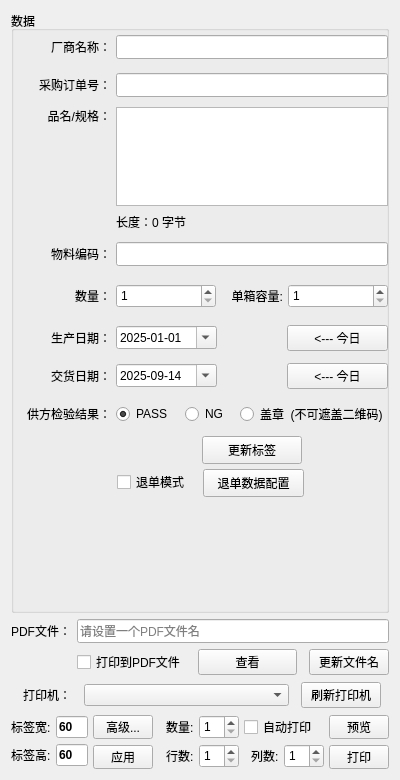
wlffeng2008/AkkoLabelPrinter, file FramePrintControl.ui: the form before one commit.
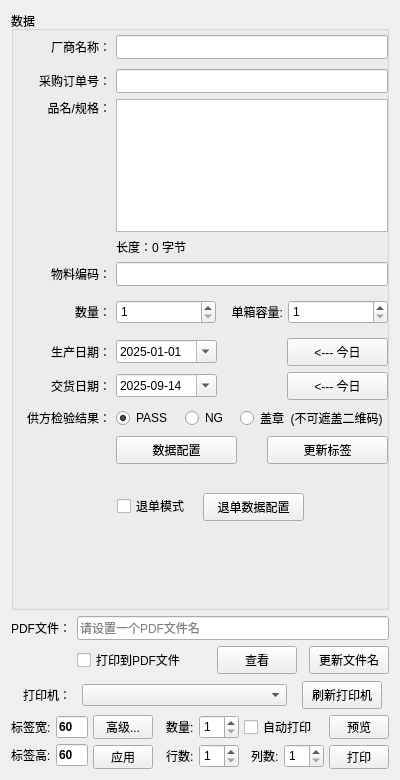
The form after the commit.

```diff
--- a/FramePrintControl.ui
+++ b/FramePrintControl.ui
@@ -37,7 +37,7 @@
         <x>2</x>
         <y>18</y>
         <width>378</width>
-        <height>473</height>
+        <height>559</height>
        </rect>
       </property>
       <property name="styleSheet">
@@ -697,7 +697,7 @@
           <height>433</height>
          </rect>
         </property>
-        <layout class="QGridLayout" name="gridLayout" rowminimumheight="32,32,40,20,32,32,32,32,32,0">
+        <layout class="QGridLayout" name="gridLayout" rowminimumheight="32,0,0,0,0,0,0,0,0,0">
          <property name="leftMargin">
           <number>10</number>
          </property>
@@ -707,23 +707,13 @@
          <property name="horizontalSpacing">
           <number>5</number>
          </property>
-         <item row="1" column="0">
-          <widget class="QLabel" name="label301">
-           <property name="text">
-            <string>采购订单号：</string>
-           </property>
-           <property name="alignment">
-            <set>Qt::AlignRight|Qt::AlignTrailing|Qt::AlignVCenter</set>
-           </property>
-          </widget>
-         </item>
-         <item row="7" column="0">
-          <widget class="QLabel" name="label306">
-           <property name="text">
-            <string>交货日期：</string>
-           </property>
-           <property name="alignment">
-            <set>Qt::AlignRight|Qt::AlignTrailing|Qt::AlignVCenter</set>
+         <item row="2" column="1">
+          <widget class="QTextEdit" name="textEdit302">
+           <property name="minimumSize">
+            <size>
+             <width>0</width>
+             <height>72</height>
+            </size>
            </property>
           </widget>
          </item>
@@ -737,6 +727,67 @@
            </property>
           </widget>
          </item>
+         <item row="2" column="0" alignment="Qt::AlignTop">
+          <widget class="QLabel" name="label302">
+           <property name="text">
+            <string>品名/规格：</string>
+           </property>
+           <property name="alignment">
+            <set>Qt::AlignRight|Qt::AlignTrailing|Qt::AlignVCenter</set>
+           </property>
+          </widget>
+         </item>
+         <item row="4" column="0">
+          <widget class="QLabel" name="label303">
+           <property name="text">
+            <string>物料编码：</string>
+           </property>
+           <property name="alignment">
+            <set>Qt::AlignRight|Qt::AlignTrailing|Qt::AlignVCenter</set>
+           </property>
+          </widget>
+         </item>
+         <item row="3" column="1">
+          <widget class="QLabel" name="labelNameLen">
+           <property name="text">
+            <string>长度：0 字节</string>
+           </property>
+          </widget>
+         </item>
+         <item row="8" column="1">
+          <layout class="QHBoxLayout" name="horizontalLayout" stretch="0,1,0">
+           <property name="spacing">
+            <number>12</number>
+           </property>
+           <property name="sizeConstraint">
+            <enum>QLayout::SetDefaultConstraint</enum>
+           </property>
+           <item>
+            <widget class="QRadioButton" name="radioButton0">
+             <property name="text">
+              <string>PASS</string>
+             </property>
+             <property name="checked">
+              <bool>true</bool>
+             </property>
+            </widget>
+           </item>
+           <item>
+            <widget class="QRadioButton" name="radioButton1">
+             <property name="text">
+              <string>NG</string>
+             </property>
+            </widget>
+           </item>
+           <item>
+            <widget class="QRadioButton" name="radioButton2">
+             <property name="text">
+              <string>盖章  (不可遮盖二维码)</string>
+             </property>
+            </widget>
+           </item>
+          </layout>
+         </item>
          <item row="5" column="1">
           <layout class="QHBoxLayout" name="horizontalLayout_2">
            <property name="spacing">
@@ -805,102 +856,6 @@
            </item>
           </layout>
          </item>
-         <item row="4" column="1">
-          <widget class="QLineEdit" name="lineEdit303">
-           <property name="minimumSize">
-            <size>
-             <width>0</width>
-             <height>24</height>
-            </size>
-           </property>
-          </widget>
-         </item>
-         <item row="8" column="1">
-          <layout class="QHBoxLayout" name="horizontalLayout" stretch="0,1,0">
-           <property name="spacing">
-            <number>12</number>
-           </property>
-           <property name="sizeConstraint">
-            <enum>QLayout::SetDefaultConstraint</enum>
-           </property>
-           <item>
-            <widget class="QRadioButton" name="radioButton0">
-             <property name="text">
-              <string>PASS</string>
-             </property>
-             <property name="checked">
-              <bool>true</bool>
-             </property>
-            </widget>
-           </item>
-           <item>
-            <widget class="QRadioButton" name="radioButton1">
-             <property name="text">
-              <string>NG</string>
-             </property>
-            </widget>
-           </item>
-           <item>
-            <widget class="QRadioButton" name="radioButton2">
-             <property name="text">
-              <string>盖章  (不可遮盖二维码)</string>
-             </property>
-            </widget>
-           </item>
-          </layout>
-         </item>
-         <item row="9" column="1" alignment="Qt::AlignHCenter">
-          <widget class="QPushButton" name="pushButtonGenLabel">
-           <property name="minimumSize">
-            <size>
-             <width>100</width>
-             <height>28</height>
-            </size>
-           </property>
-           <property name="maximumSize">
-            <size>
-             <width>100</width>
-             <height>28</height>
-            </size>
-           </property>
-           <property name="cursor">
-            <cursorShape>PointingHandCursor</cursorShape>
-           </property>
-           <property name="text">
-            <string>更新标签</string>
-           </property>
-          </widget>
-         </item>
-         <item row="2" column="0" alignment="Qt::AlignTop">
-          <widget class="QLabel" name="label302">
-           <property name="text">
-            <string>品名/规格：</string>
-           </property>
-           <property name="alignment">
-            <set>Qt::AlignRight|Qt::AlignTrailing|Qt::AlignVCenter</set>
-           </property>
-          </widget>
-         </item>
-         <item row="0" column="0">
-          <widget class="QLabel" name="label300">
-           <property name="text">
-            <string>厂商名称：</string>
-           </property>
-           <property name="alignment">
-            <set>Qt::AlignRight|Qt::AlignTrailing|Qt::AlignVCenter</set>
-           </property>
-          </widget>
-         </item>
-         <item row="4" column="0">
-          <widget class="QLabel" name="label303">
-           <property name="text">
-            <string>物料编码：</string>
-           </property>
-           <property name="alignment">
-            <set>Qt::AlignRight|Qt::AlignTrailing|Qt::AlignVCenter</set>
-           </property>
-          </widget>
-         </item>
          <item row="8" column="0">
           <widget class="QLabel" name="label307">
            <property name="text">
@@ -911,13 +866,13 @@
            </property>
           </widget>
          </item>
-         <item row="6" column="0">
-          <widget class="QLabel" name="label305">
-           <property name="text">
-            <string>生产日期：</string>
-           </property>
-           <property name="alignment">
-            <set>Qt::AlignRight|Qt::AlignTrailing|Qt::AlignVCenter</set>
+         <item row="4" column="1">
+          <widget class="QLineEdit" name="lineEdit303">
+           <property name="minimumSize">
+            <size>
+             <width>0</width>
+             <height>24</height>
+            </size>
            </property>
           </widget>
          </item>
@@ -931,6 +886,89 @@
            </property>
           </widget>
          </item>
+         <item row="7" column="0">
+          <widget class="QLabel" name="label306">
+           <property name="text">
+            <string>交货日期：</string>
+           </property>
+           <property name="alignment">
+            <set>Qt::AlignRight|Qt::AlignTrailing|Qt::AlignVCenter</set>
+           </property>
+          </widget>
+         </item>
+         <item row="7" column="1">
+          <layout class="QHBoxLayout" name="horizontalLayout_4">
+           <property name="spacing">
+            <number>70</number>
+           </property>
+           <item>
+            <widget class="QDateTimeEdit" name="dateTimeEdit1">
+             <property name="dateTime">
+              <datetime>
+               <hour>0</hour>
+               <minute>0</minute>
+               <second>0</second>
+               <year>2025</year>
+               <month>9</month>
+               <day>14</day>
+              </datetime>
+             </property>
+             <property name="minimumDateTime">
+              <datetime>
+               <hour>0</hour>
+               <minute>0</minute>
+               <second>0</second>
+               <year>2025</year>
+               <month>9</month>
+               <day>14</day>
+              </datetime>
+             </property>
+             <property name="displayFormat">
+              <string>yyyy-MM-dd</string>
+             </property>
+             <property name="calendarPopup">
+              <bool>true</bool>
+             </property>
+            </widget>
+           </item>
+           <item>
+            <widget class="QPushButton" name="pushButtonToday1">
+             <property name="minimumSize">
+              <size>
+               <width>0</width>
+               <height>28</height>
+              </size>
+             </property>
+             <property name="cursor">
+              <cursorShape>PointingHandCursor</cursorShape>
+             </property>
+             <property name="text">
+              <string>&lt;--- 今日</string>
+             </property>
+            </widget>
+           </item>
+          </layout>
+         </item>
+         <item row="0" column="0">
+          <widget class="QLabel" name="label300">
+           <property name="text">
+            <string>厂商名称：</string>
+           </property>
+           <property name="alignment">
+            <set>Qt::AlignRight|Qt::AlignTrailing|Qt::AlignVCenter</set>
+           </property>
+          </widget>
+         </item>
+         <item row="1" column="0">
+          <widget class="QLabel" name="label301">
+           <property name="text">
+            <string>采购订单号：</string>
+           </property>
+           <property name="alignment">
+            <set>Qt::AlignRight|Qt::AlignTrailing|Qt::AlignVCenter</set>
+           </property>
+          </widget>
+         </item>
          <item row="5" column="0">
           <widget class="QLabel" name="label304">
            <property name="text">
@@ -941,6 +979,16 @@
            </property>
           </widget>
          </item>
+         <item row="6" column="0">
+          <widget class="QLabel" name="label305">
+           <property name="text">
+            <string>生产日期：</string>
+           </property>
+           <property name="alignment">
+            <set>Qt::AlignRight|Qt::AlignTrailing|Qt::AlignVCenter</set>
+           </property>
+          </widget>
+         </item>
          <item row="6" column="1">
           <layout class="QHBoxLayout" name="horizontalLayout_3">
            <property name="spacing">
@@ -968,6 +1016,12 @@
            </item>
            <item>
             <widget class="QPushButton" name="pushButtonToday0">
+             <property name="minimumSize">
+              <size>
+               <width>0</width>
+               <height>28</height>
+              </size>
+             </property>
              <property name="cursor">
               <cursorShape>PointingHandCursor</cursorShape>
              </property>
@@ -978,77 +1032,64 @@
            </item>
           </layout>
          </item>
-         <item row="2" column="1">
-          <widget class="QTextEdit" name="textEdit302">
-           <property name="minimumSize">
-            <size>
-             <width>0</width>
-             <height>72</height>
-            </size>
-           </property>
-          </widget>
-         </item>
-         <item row="7" column="1">
-          <layout class="QHBoxLayout" name="horizontalLayout_4">
+         <item row="9" column="1">
+          <layout class="QHBoxLayout" name="horizontalLayout_11">
            <property name="spacing">
-            <number>70</number>
+            <number>30</number>
            </property>
            <item>
-            <widget class="QDateTimeEdit" name="dateTimeEdit1">
-             <property name="dateTime">
-              <datetime>
-               <hour>0</hour>
-               <minute>0</minute>
-               <second>0</second>
-               <year>2025</year>
-               <month>9</month>
-               <day>14</day>
-              </datetime>
+            <widget class="QPushButton" name="pushButtonSellData">
+             <property name="minimumSize">
+              <size>
+               <width>0</width>
+               <height>28</height>
+              </size>
              </property>
-             <property name="minimumDateTime">
-              <datetime>
-               <hour>0</hour>
-               <minute>0</minute>
-               <second>0</second>
-               <year>2025</year>
-               <month>9</month>
-               <day>14</day>
-              </datetime>
+             <property name="maximumSize">
+              <size>
+               <width>16777215</width>
+               <height>28</height>
+              </size>
              </property>
-             <property name="displayFormat">
-              <string>yyyy-MM-dd</string>
+             <property name="cursor">
+              <cursorShape>PointingHandCursor</cursorShape>
              </property>
-             <property name="calendarPopup">
-              <bool>true</bool>
+             <property name="text">
+              <string>数据配置</string>
              </property>
             </widget>
            </item>
            <item>
-            <widget class="QPushButton" name="pushButtonToday1">
+            <widget class="QPushButton" name="pushButtonGenLabel">
+             <property name="minimumSize">
+              <size>
+               <width>0</width>
+               <height>28</height>
+              </size>
+             </property>
+             <property name="maximumSize">
+              <size>
+               <width>16777215</width>
+               <height>28</height>
+              </size>
+             </property>
              <property name="cursor">
               <cursorShape>PointingHandCursor</cursorShape>
              </property>
              <property name="text">
-              <string>&lt;--- 今日</string>
+              <string>更新标签</string>
              </property>
             </widget>
            </item>
           </layout>
          </item>
-         <item row="3" column="1">
-          <widget class="QLabel" name="labelNameLen">
-           <property name="text">
-            <string>长度：0 字节</string>
-           </property>
-          </widget>
-         </item>
         </layout>
        </widget>
        <widget class="QCheckBox" name="checkBoxReject">
         <property name="geometry">
          <rect>
           <x>104</x>
-          <y>442</y>
+          <y>466</y>
           <width>86</width>
           <height>22</height>
          </rect>
@@ -1061,7 +1102,7 @@
         <property name="geometry">
          <rect>
           <x>190</x>
-          <y>440</y>
+          <y>464</y>
           <width>101</width>
           <height>28</height>
          </rect>
@@ -1112,7 +1153,7 @@
       </widget>
      </item>
      <item row="1" column="1">
-      <layout class="QHBoxLayout" name="horizontalLayout_9" stretch="1,1,1">
+      <layout class="QHBoxLayout" name="horizontalLayout_9" stretch="1,0,1">
        <property name="spacing">
         <number>12</number>
        </property>
@@ -1125,6 +1166,18 @@
        </item>
        <item>
         <widget class="QPushButton" name="pushButtonOpenPdf">
+         <property name="minimumSize">
+          <size>
+           <width>80</width>
+           <height>28</height>
+          </size>
+         </property>
+         <property name="maximumSize">
+          <size>
+           <width>80</width>
+           <height>28</height>
+          </size>
+         </property>
          <property name="cursor">
           <cursorShape>PointingHandCursor</cursorShape>
          </property>
@@ -1138,13 +1191,13 @@
          <property name="minimumSize">
           <size>
            <width>80</width>
-           <height>0</height>
+           <height>28</height>
           </size>
          </property>
          <property name="maximumSize">
           <size>
            <width>80</width>
-           <height>16777215</height>
+           <height>28</height>
           </size>
          </property>
          <property name="cursor">
@@ -1169,18 +1222,12 @@
      </item>
      <item row="2" column="1">
       <layout class="QHBoxLayout" name="horizontalLayout_10" stretch="1,0">
-       <property name="leftMargin">
-        <number>1</number>
+       <property name="spacing">
+        <number>10</number>
        </property>
        <property name="topMargin">
         <number>1</number>
        </property>
-       <property name="rightMargin">
-        <number>1</number>
-       </property>
-       <property name="bottomMargin">
-        <number>1</number>
-       </property>
        <item>
         <widget class="QComboBox" name="comboBoxPrinter">
          <property name="maximumSize">
@@ -1196,13 +1243,13 @@
          <property name="minimumSize">
           <size>
            <width>80</width>
-           <height>0</height>
+           <height>28</height>
           </size>
          </property>
          <property name="maximumSize">
           <size>
            <width>80</width>
-           <height>16777215</height>
+           <height>28</height>
           </size>
          </property>
          <property name="cursor">
```
